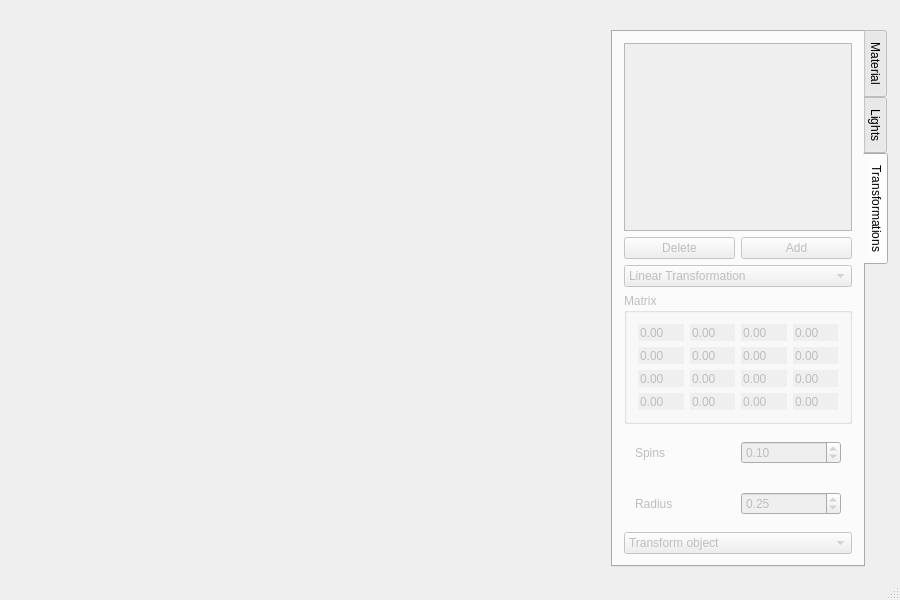
matiasjrossi/jEle, file mainwindow.ui: the form before one commit.
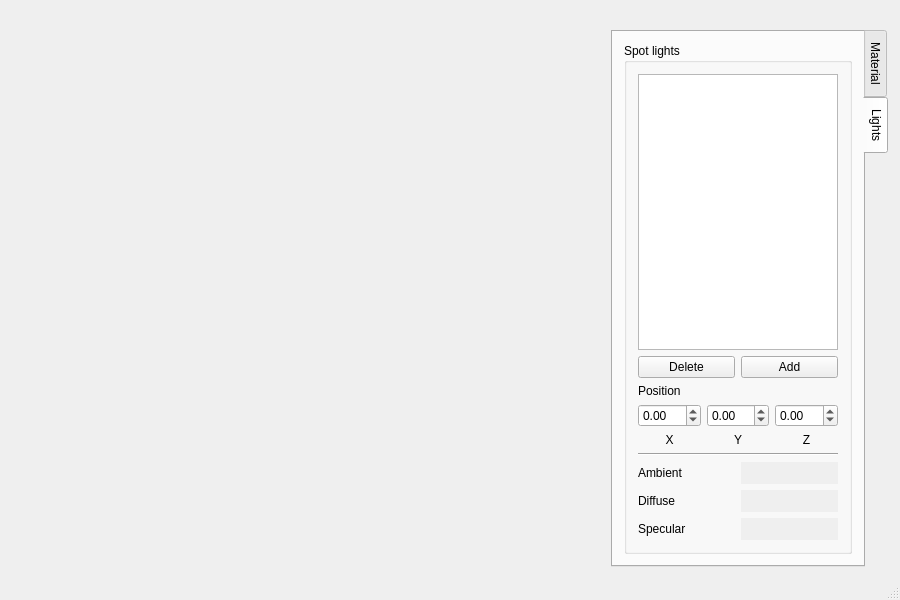
The form after the commit. The open tabs and pages were chosen to show the change. Icons and pictures are not drawn.

Commit message: Initial OBJ support (geometry only) - Changed Triangle to Polygon - Re-worked normals Removed Transformations

```diff
--- a/mainwindow.ui
+++ b/mainwindow.ui
@@ -22,7 +22,7 @@
    <property name="minimumSize">
     <size>
      <width>300</width>
-     <height>490</height>
+     <height>571</height>
     </size>
    </property>
    <property name="maximumSize">
@@ -44,9 +44,6 @@
     <layout class="QVBoxLayout" name="verticalLayout">
      <item>
       <widget class="QTabWidget" name="tabWidget">
-       <property name="enabled">
-        <bool>true</bool>
-       </property>
        <property name="tabPosition">
         <enum>QTabWidget::East</enum>
        </property>
@@ -378,401 +375,6 @@
          </item>
         </layout>
        </widget>
-       <widget class="QWidget" name="tab">
-        <property name="enabled">
-         <bool>false</bool>
-        </property>
-        <attribute name="title">
-         <string>Transformations</string>
-        </attribute>
-        <layout class="QGridLayout" name="gridLayout_9">
-         <item row="0" column="0">
-          <widget class="QListWidget" name="transListWidget"/>
-         </item>
-         <item row="1" column="0">
-          <layout class="QHBoxLayout" name="horizontalLayout_2">
-           <item>
-            <widget class="QPushButton" name="transDeleteButton">
-             <property name="text">
-              <string>Delete</string>
-             </property>
-            </widget>
-           </item>
-           <item>
-            <widget class="QPushButton" name="transAddButton">
-             <property name="text">
-              <string>Add</string>
-             </property>
-            </widget>
-           </item>
-          </layout>
-         </item>
-         <item row="2" column="0">
-          <widget class="QComboBox" name="transTypeComboBox">
-           <item>
-            <property name="text">
-             <string>Linear Transformation</string>
-            </property>
-           </item>
-           <item>
-            <property name="text">
-             <string>Twisting</string>
-            </property>
-           </item>
-           <item>
-            <property name="text">
-             <string>Tappering</string>
-            </property>
-           </item>
-           <item>
-            <property name="text">
-             <string>Bending</string>
-            </property>
-           </item>
-          </widget>
-         </item>
-         <item row="3" column="0">
-          <widget class="QGroupBox" name="linearProperties">
-           <property name="title">
-            <string>Matrix</string>
-           </property>
-           <layout class="QGridLayout" name="gridLayout_2">
-            <item row="1" column="3">
-             <widget class="QDoubleSpinBox" name="transB4">
-              <property name="frame">
-               <bool>false</bool>
-              </property>
-              <property name="buttonSymbols">
-               <enum>QAbstractSpinBox::NoButtons</enum>
-              </property>
-              <property name="minimum">
-               <double>-99.989999999999995</double>
-              </property>
-              <property name="singleStep">
-               <double>0.100000000000000</double>
-              </property>
-             </widget>
-            </item>
-            <item row="2" column="1">
-             <widget class="QDoubleSpinBox" name="transC2">
-              <property name="frame">
-               <bool>false</bool>
-              </property>
-              <property name="buttonSymbols">
-               <enum>QAbstractSpinBox::NoButtons</enum>
-              </property>
-              <property name="minimum">
-               <double>-99.989999999999995</double>
-              </property>
-              <property name="singleStep">
-               <double>0.100000000000000</double>
-              </property>
-             </widget>
-            </item>
-            <item row="1" column="0">
-             <widget class="QDoubleSpinBox" name="transB1">
-              <property name="frame">
-               <bool>false</bool>
-              </property>
-              <property name="buttonSymbols">
-               <enum>QAbstractSpinBox::NoButtons</enum>
-              </property>
-              <property name="minimum">
-               <double>-99.989999999999995</double>
-              </property>
-              <property name="singleStep">
-               <double>0.100000000000000</double>
-              </property>
-             </widget>
-            </item>
-            <item row="3" column="2">
-             <widget class="QDoubleSpinBox" name="transD3">
-              <property name="frame">
-               <bool>false</bool>
-              </property>
-              <property name="buttonSymbols">
-               <enum>QAbstractSpinBox::NoButtons</enum>
-              </property>
-              <property name="minimum">
-               <double>-99.989999999999995</double>
-              </property>
-              <property name="singleStep">
-               <double>0.100000000000000</double>
-              </property>
-             </widget>
-            </item>
-            <item row="0" column="3">
-             <widget class="QDoubleSpinBox" name="transA4">
-              <property name="frame">
-               <bool>false</bool>
-              </property>
-              <property name="buttonSymbols">
-               <enum>QAbstractSpinBox::NoButtons</enum>
-              </property>
-              <property name="minimum">
-               <double>-99.989999999999995</double>
-              </property>
-              <property name="singleStep">
-               <double>0.100000000000000</double>
-              </property>
-             </widget>
-            </item>
-            <item row="0" column="1">
-             <widget class="QDoubleSpinBox" name="transA2">
-              <property name="frame">
-               <bool>false</bool>
-              </property>
-              <property name="buttonSymbols">
-               <enum>QAbstractSpinBox::NoButtons</enum>
-              </property>
-              <property name="minimum">
-               <double>-99.989999999999995</double>
-              </property>
-              <property name="singleStep">
-               <double>0.100000000000000</double>
-              </property>
-             </widget>
-            </item>
-            <item row="2" column="2">
-             <widget class="QDoubleSpinBox" name="transC3">
-              <property name="frame">
-               <bool>false</bool>
-              </property>
-              <property name="buttonSymbols">
-               <enum>QAbstractSpinBox::NoButtons</enum>
-              </property>
-              <property name="minimum">
-               <double>-99.989999999999995</double>
-              </property>
-              <property name="singleStep">
-               <double>0.100000000000000</double>
-              </property>
-             </widget>
-            </item>
-            <item row="0" column="0">
-             <widget class="QDoubleSpinBox" name="transA1">
-              <property name="frame">
-               <bool>false</bool>
-              </property>
-              <property name="buttonSymbols">
-               <enum>QAbstractSpinBox::NoButtons</enum>
-              </property>
-              <property name="minimum">
-               <double>-99.989999999999995</double>
-              </property>
-              <property name="singleStep">
-               <double>0.100000000000000</double>
-              </property>
-             </widget>
-            </item>
-            <item row="3" column="0">
-             <widget class="QDoubleSpinBox" name="transD1">
-              <property name="frame">
-               <bool>false</bool>
-              </property>
-              <property name="buttonSymbols">
-               <enum>QAbstractSpinBox::NoButtons</enum>
-              </property>
-              <property name="minimum">
-               <double>-99.989999999999995</double>
-              </property>
-              <property name="singleStep">
-               <double>0.100000000000000</double>
-              </property>
-             </widget>
-            </item>
-            <item row="2" column="3">
-             <widget class="QDoubleSpinBox" name="transC4">
-              <property name="frame">
-               <bool>false</bool>
-              </property>
-              <property name="buttonSymbols">
-               <enum>QAbstractSpinBox::NoButtons</enum>
-              </property>
-              <property name="minimum">
-               <double>-99.989999999999995</double>
-              </property>
-              <property name="singleStep">
-               <double>0.100000000000000</double>
-              </property>
-             </widget>
-            </item>
-            <item row="2" column="0">
-             <widget class="QDoubleSpinBox" name="transC1">
-              <property name="frame">
-               <bool>false</bool>
-              </property>
-              <property name="buttonSymbols">
-               <enum>QAbstractSpinBox::NoButtons</enum>
-              </property>
-              <property name="minimum">
-               <double>-99.989999999999995</double>
-              </property>
-              <property name="singleStep">
-               <double>0.100000000000000</double>
-              </property>
-             </widget>
-            </item>
-            <item row="0" column="2">
-             <widget class="QDoubleSpinBox" name="transA3">
-              <property name="frame">
-               <bool>false</bool>
-              </property>
-              <property name="buttonSymbols">
-               <enum>QAbstractSpinBox::NoButtons</enum>
-              </property>
-              <property name="minimum">
-               <double>-99.989999999999995</double>
-              </property>
-              <property name="singleStep">
-               <double>0.100000000000000</double>
-              </property>
-             </widget>
-            </item>
-            <item row="1" column="2">
-             <widget class="QDoubleSpinBox" name="transB3">
-              <property name="frame">
-               <bool>false</bool>
-              </property>
-              <property name="buttonSymbols">
-               <enum>QAbstractSpinBox::NoButtons</enum>
-              </property>
-              <property name="minimum">
-               <double>-99.989999999999995</double>
-              </property>
-              <property name="singleStep">
-               <double>0.100000000000000</double>
-              </property>
-             </widget>
-            </item>
-            <item row="3" column="3">
-             <widget class="QDoubleSpinBox" name="transD4">
-              <property name="frame">
-               <bool>false</bool>
-              </property>
-              <property name="buttonSymbols">
-               <enum>QAbstractSpinBox::NoButtons</enum>
-              </property>
-              <property name="minimum">
-               <double>-99.989999999999995</double>
-              </property>
-              <property name="singleStep">
-               <double>0.100000000000000</double>
-              </property>
-             </widget>
-            </item>
-            <item row="1" column="1">
-             <widget class="QDoubleSpinBox" name="transB2">
-              <property name="frame">
-               <bool>false</bool>
-              </property>
-              <property name="buttonSymbols">
-               <enum>QAbstractSpinBox::NoButtons</enum>
-              </property>
-              <property name="minimum">
-               <double>-99.989999999999995</double>
-              </property>
-              <property name="singleStep">
-               <double>0.100000000000000</double>
-              </property>
-             </widget>
-            </item>
-            <item row="3" column="1">
-             <widget class="QDoubleSpinBox" name="transD2">
-              <property name="frame">
-               <bool>false</bool>
-              </property>
-              <property name="buttonSymbols">
-               <enum>QAbstractSpinBox::NoButtons</enum>
-              </property>
-              <property name="minimum">
-               <double>-99.989999999999995</double>
-              </property>
-              <property name="singleStep">
-               <double>0.100000000000000</double>
-              </property>
-             </widget>
-            </item>
-           </layout>
-          </widget>
-         </item>
-         <item row="4" column="0">
-          <widget class="QWidget" name="twistingProperties" native="true">
-           <property name="enabled">
-            <bool>false</bool>
-           </property>
-           <layout class="QGridLayout" name="gridLayout_6">
-            <item row="0" column="0">
-             <widget class="QLabel" name="label_6">
-              <property name="text">
-               <string>Spins</string>
-              </property>
-             </widget>
-            </item>
-            <item row="0" column="1">
-             <widget class="QDoubleSpinBox" name="twistingSpinsSpinBox">
-              <property name="minimum">
-               <double>-2.000000000000000</double>
-              </property>
-              <property name="maximum">
-               <double>2.000000000000000</double>
-              </property>
-              <property name="singleStep">
-               <double>0.050000000000000</double>
-              </property>
-              <property name="value">
-               <double>0.100000000000000</double>
-              </property>
-             </widget>
-            </item>
-           </layout>
-          </widget>
-         </item>
-         <item row="5" column="0">
-          <widget class="QWidget" name="bendingProperties" native="true">
-           <layout class="QGridLayout" name="gridLayout_5">
-            <item row="0" column="0">
-             <widget class="QLabel" name="label_5">
-              <property name="text">
-               <string>Radius</string>
-              </property>
-             </widget>
-            </item>
-            <item row="0" column="1">
-             <widget class="QDoubleSpinBox" name="bendingRadiusSpinBox">
-              <property name="minimum">
-               <double>0.100000000000000</double>
-              </property>
-              <property name="maximum">
-               <double>10.000000000000000</double>
-              </property>
-              <property name="singleStep">
-               <double>0.050000000000000</double>
-              </property>
-              <property name="value">
-               <double>0.250000000000000</double>
-              </property>
-             </widget>
-            </item>
-           </layout>
-          </widget>
-         </item>
-         <item row="6" column="0">
-          <widget class="QComboBox" name="transCoordinatesComboBox">
-           <item>
-            <property name="text">
-             <string>Transform object</string>
-            </property>
-           </item>
-           <item>
-            <property name="text">
-             <string>Transform camera</string>
-            </property>
-           </item>
-          </widget>
-         </item>
-        </layout>
-       </widget>
       </widget>
      </item>
     </layout>
```
Left out of the diff: 21 changed lines with no effect on the pictures. The commit also changes 17 other files.
